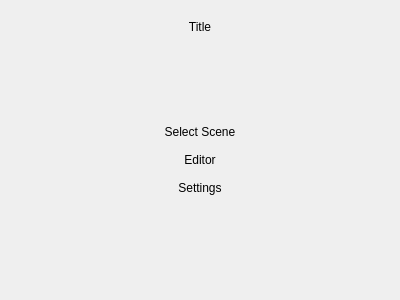
Qt form src/MainScreen.ui (RemotelyChaotic/JOIPEngine) before a commit.
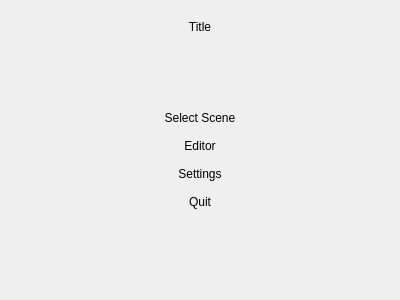
The same form after that commit.

Patch:
```diff
--- a/src/MainScreen.ui
+++ b/src/MainScreen.ui
@@ -73,6 +73,16 @@
         </property>
        </widget>
       </item>
+      <item>
+       <widget class="QPushButton" name="pQuitButton">
+        <property name="text">
+         <string>Quit</string>
+        </property>
+        <property name="flat">
+         <bool>true</bool>
+        </property>
+       </widget>
+      </item>
       <item>
        <spacer name="verticalSpacer">
         <property name="orientation">
```
